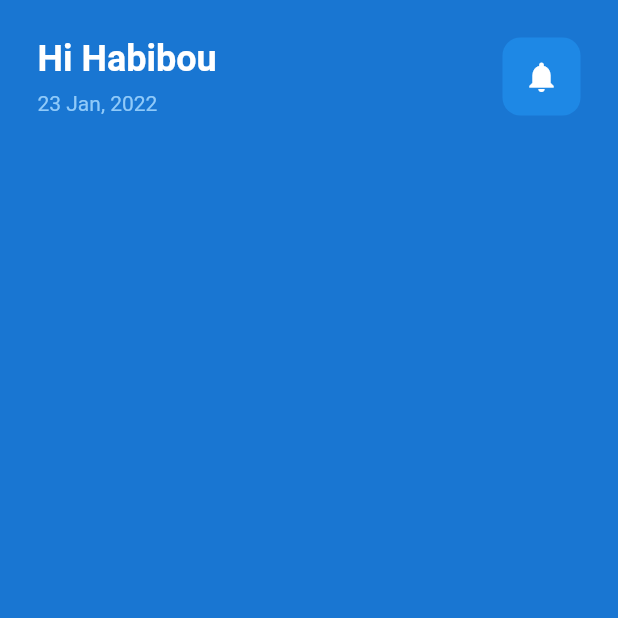
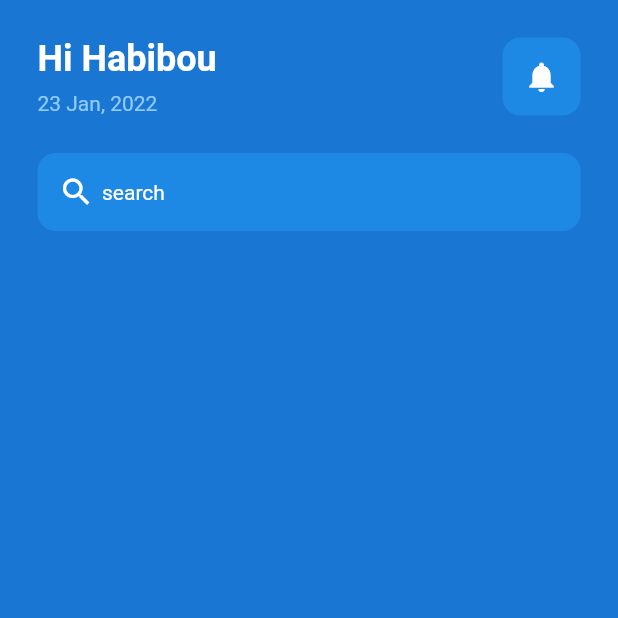
Before and after one commit to Hbbmoussa/Flutter_mentalhealth_app, a Flutter app: the screen it shows after launch, on a phone screen of 412 x 824 dp, the top half of it. Run offline on Flutter 3.47's test engine with Material 2 defaults, Android fonts, the light colour scheme and no system bars.

Commit message:
search box created !

```diff
--- a/lib/pages/home_page.dart
+++ b/lib/pages/home_page.dart
@@ -21,6 +21,7 @@ class _MyHomePageState extends State<MyHomePage> {
           padding: EdgeInsets.all(25),
           child: Column(
             children: [
+              //Greting Row
               Row(
                 mainAxisAlignment: MainAxisAlignment.spaceBetween,
                 children: [
@@ -57,6 +58,31 @@ class _MyHomePageState extends State<MyHomePage> {
                     ),
                   )
                 ],
+              ),
+              SizedBox(
+                height: 25,
+              ),
+              //Search bar
+              Container(
+                decoration: BoxDecoration(
+                    color: Colors.blue[600],
+                    borderRadius: BorderRadius.circular(12)),
+                padding: EdgeInsets.all(14),
+                child: Row(
+                  children: [
+                    Icon(
+                      Icons.search,
+                      color: Colors.white,
+                    ),
+                    SizedBox(
+                      width: 5,
+                    ),
+                    Text(
+                      "search",
+                      style: TextStyle(color: Colors.white),
+                    )
+                  ],
+                ),
               )
             ],
           ),
```
